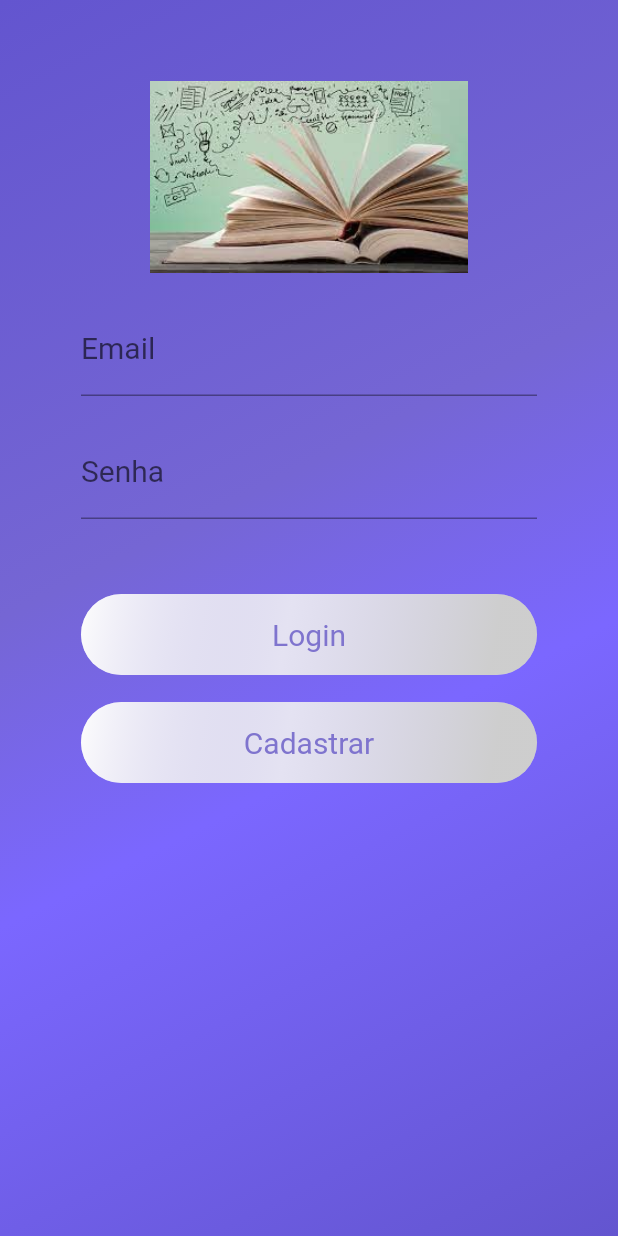
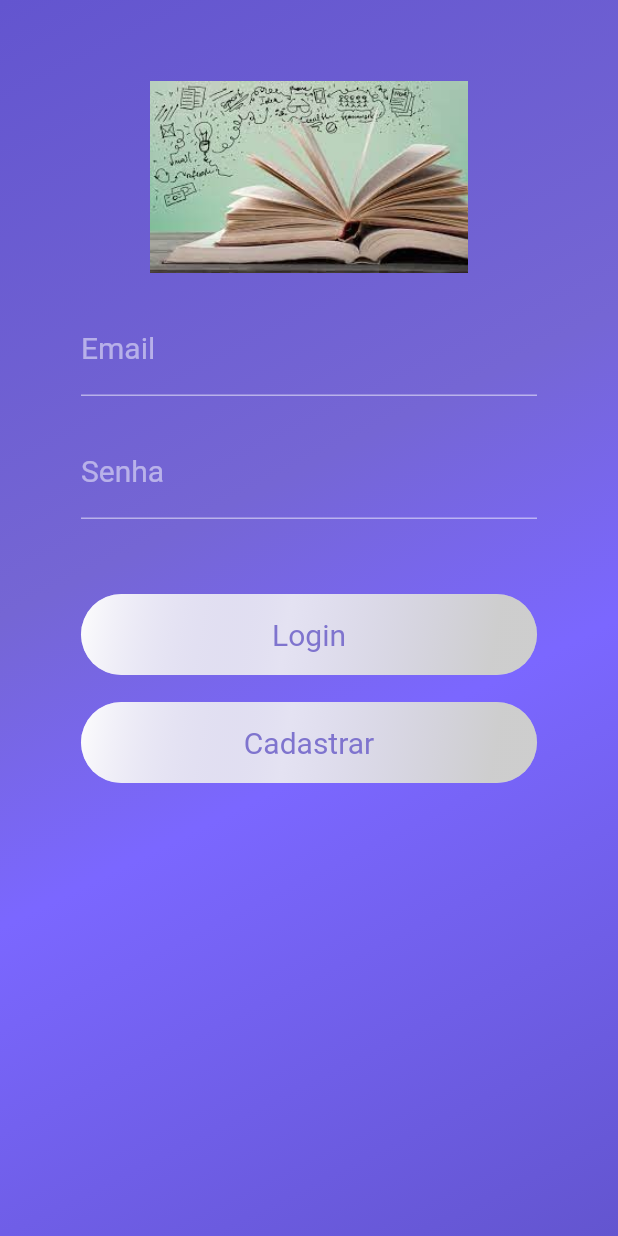
Before and after one commit to Grazifelix/Like-A-book-App, a Flutter app: the screen it shows after launch, on a phone screen of 412 x 824 dp. Run offline on Flutter 3.47's test engine with Material 2 defaults, Android fonts, the phone set to English and light mode, and no system bars; missing offline and left inert: dart:html.

Commit message:
style: change input underline color

```diff
--- a/lib/src/view/login_page_view.dart
+++ b/lib/src/view/login_page_view.dart
@@ -44,11 +44,19 @@ class _LoginHomePageState extends State<LoginHomePage> {
             validator: (value) => validarEmail(value!),
             keyboardType: TextInputType.emailAddress,
             decoration: const InputDecoration(
+              enabledBorder: UnderlineInputBorder(
+                borderSide:
+                    BorderSide(color: Color.fromARGB(128, 255, 255, 255)),
+              ),
+              focusedBorder: UnderlineInputBorder(
+                borderSide:
+                    BorderSide(color: Color.fromARGB(128, 255, 255, 255)),
+              ),
               floatingLabelStyle:
                   TextStyle(color: Color.fromARGB(128, 255, 255, 255)),
               labelText: "Email",
               labelStyle: TextStyle(
-                  //color: Color.fromARGB(128, 255, 255, 255),
+                  color: Color.fromARGB(128, 255, 255, 255),
                   fontWeight: FontWeight.w400,
                   fontSize: 20),
             ),
@@ -60,11 +68,19 @@ class _LoginHomePageState extends State<LoginHomePage> {
             keyboardType: TextInputType.visiblePassword,
             validator: (value) => validarSenha(value!),
             decoration: const InputDecoration(
+              enabledBorder: UnderlineInputBorder(
+                borderSide:
+                    BorderSide(color: Color.fromARGB(128, 255, 255, 255)),
+              ),
+              focusedBorder: UnderlineInputBorder(
+                borderSide:
+                    BorderSide(color: Color.fromARGB(128, 255, 255, 255)),
+              ),
               floatingLabelStyle:
                   TextStyle(color: Color.fromARGB(128, 255, 255, 255)),
               labelText: "Senha",
               labelStyle: TextStyle(
-                  //color: Color.fromARGB(128, 255, 255, 255),
+                  color: Color.fromARGB(128, 255, 255, 255),
                   fontWeight: FontWeight.w400,
                   fontSize: 20),
             ),
```
